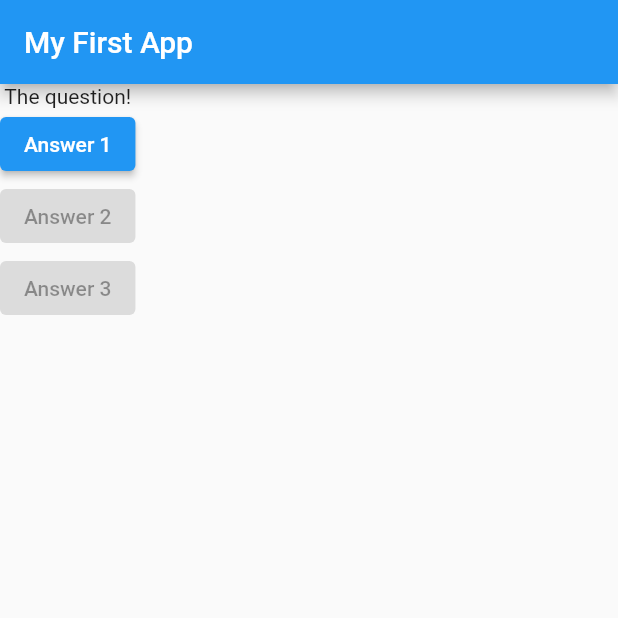
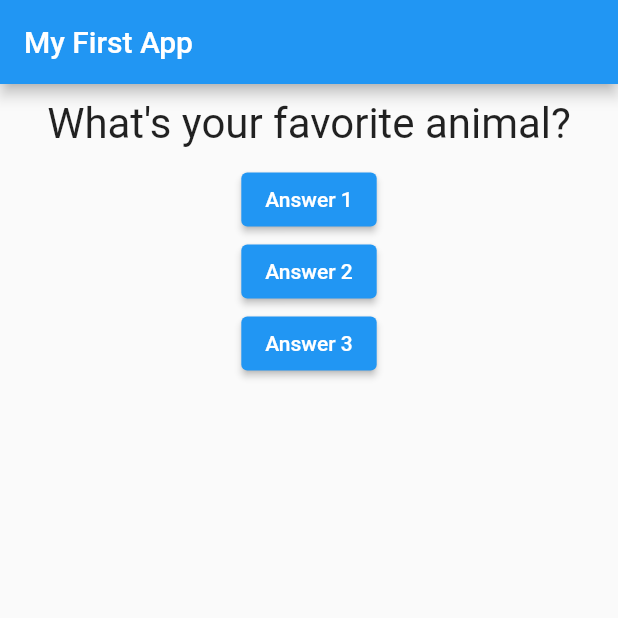
Before and after one commit to lootarola/flutter_quiz_app, a Flutter app: the screen it shows after launch, after a tap on "Answer 1", on a phone screen of 412 x 824 dp, the top half of it. Run offline on Flutter 3.47's test engine with Material 2 defaults, Android fonts, the phone set to English and light mode, and no system bars.

Commit message:
feat: new custom widget questions

```diff
--- a/lib/main.dart
+++ b/lib/main.dart
@@ -1,38 +1,59 @@
 import 'package:flutter/material.dart';
+
+import './question.dart';
 
 void main() => runApp(MyApp());
 
-class MyApp extends StatelessWidget {
-  void answerQuestion() {
-    print('Answer chosen');
+class MyApp extends StatefulWidget {
+  @override
+  State<StatefulWidget> createState() {
+    return _MyAppState();
+  }
+}
+
+class _MyAppState extends State<MyApp> {
+  var _questionIndex = 0;
+
+  void _answerQuestion() {
+    setState(() {
+      _questionIndex = _questionIndex + 1;
+    });
+    print(_questionIndex);
   }
 
   @override
   Widget build(BuildContext context) {
     var questions = [
       'What\'s your favorite color?',
-      'What\'s your favorite color'
+      'What\'s your favorite animal?',
     ];
     return MaterialApp(
       home: Scaffold(
         appBar: AppBar(
           title: Text('My First App'),
         ),
-        body: Column(children: [
-          Text('The question!'),
+        body: Column(
+          children: [
+            Question(
+              questions[_questionIndex],
+            ),
             ElevatedButton(
               child: Text('Answer 1'),
-            onPressed: answerQuestion,
+              onPressed: _answerQuestion,
             ),
             ElevatedButton(
               child: Text('Answer 2'),
-            onPressed: null,
+              onPressed: () => print('Answer 2 chosen!'),
             ),
             ElevatedButton(
               child: Text('Answer 3'),
-            onPressed: null,
+              onPressed: () {
+                // ...
+                print('Answer 3 chosen');
+              },
             ),
-        ]),
+          ],
+        ),
       ),
     );
   }
--- /dev/null
+++ b/lib/question.dart
@@ -0,0 +1,20 @@
+import 'package:flutter/material.dart';
+
+class Question extends StatelessWidget {
+  final String questionText;
+
+  Question(this.questionText);
+
+  @override
+  Widget build(BuildContext context) {
+    return Container(
+      width: double.infinity,
+      margin: EdgeInsets.all(10),
+      child: Text(
+        questionText,
+        style: TextStyle(fontSize: 28),
+        textAlign: TextAlign.center,
+      ),
+    );
+  }
+}
```
Lines whose indentation alone changed are shown as unchanged.
